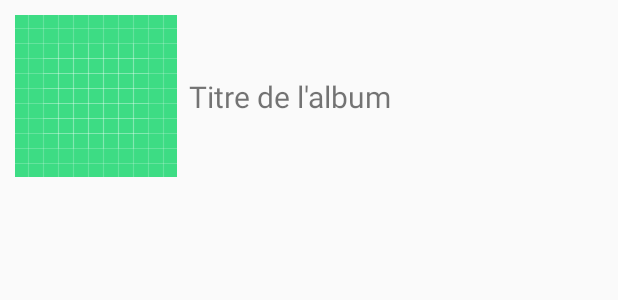
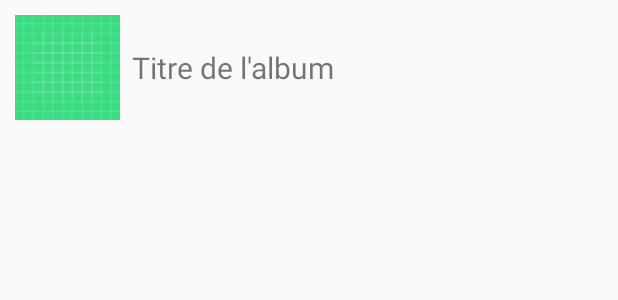
Before and after one commit to jortscaroff/test-leboncoin, an Android app: the layout album_row.xml on its own in the app's theme, with its tools: preview values and no code run, on a phone screen of 412 x 824 dp. Shown: the top 300 px of the screen. Run offline under Robolectric (Android 15) with nearby library versions, the phone set to English and light mode, and no system bars; network calls fail.

Commit message:
image placeholder & loading view

```diff
--- a/app/src/main/res/layout/album_row.xml
+++ b/app/src/main/res/layout/album_row.xml
@@ -9,19 +9,20 @@
 
     <ImageView
         android:id="@+id/album_thumbnail"
-        android:layout_width="wrap_content"
-        android:layout_height="wrap_content"
+        android:layout_width="70dp"
+        android:layout_height="70dp"
         app:layout_constraintStart_toStartOf="parent"
         app:layout_constraintTop_toTopOf="parent"
         tools:src="@drawable/ic_launcher_background" />
 
     <TextView
         android:id="@+id/album_title"
-        android:layout_width="wrap_content"
+        android:layout_width="0dp"
         android:layout_height="wrap_content"
         android:layout_marginStart="8dp"
         android:textSize="20sp"
         app:layout_constraintBottom_toBottomOf="@+id/album_thumbnail"
+        app:layout_constraintEnd_toEndOf="parent"
         app:layout_constraintStart_toEndOf="@+id/album_thumbnail"
         app:layout_constraintTop_toTopOf="@+id/album_thumbnail"
         app:layout_constraintVertical_bias="0.5"
--- a/app/src/main/res/values/colors.xml
+++ b/app/src/main/res/values/colors.xml
@@ -3,4 +3,5 @@
     <color name="colorPrimary">#6200EE</color>
     <color name="colorPrimaryDark">#3700B3</color>
     <color name="colorAccent">#03DAC5</color>
+    <color name="image_placeholder_background">#44000000</color>
 </resources>
```
Also changed, not shown: app/src/main/java/com/kairosapp/albumsleboncoin/ui/MainActivity.kt (+10 -3 lines), app/src/main/java/com/kairosapp/albumsleboncoin/ui/recycler/AlbumAdapter.kt (+27 -2 lines), app/src/main/res/layout/activity_main.xml (+10 -1 lines).
